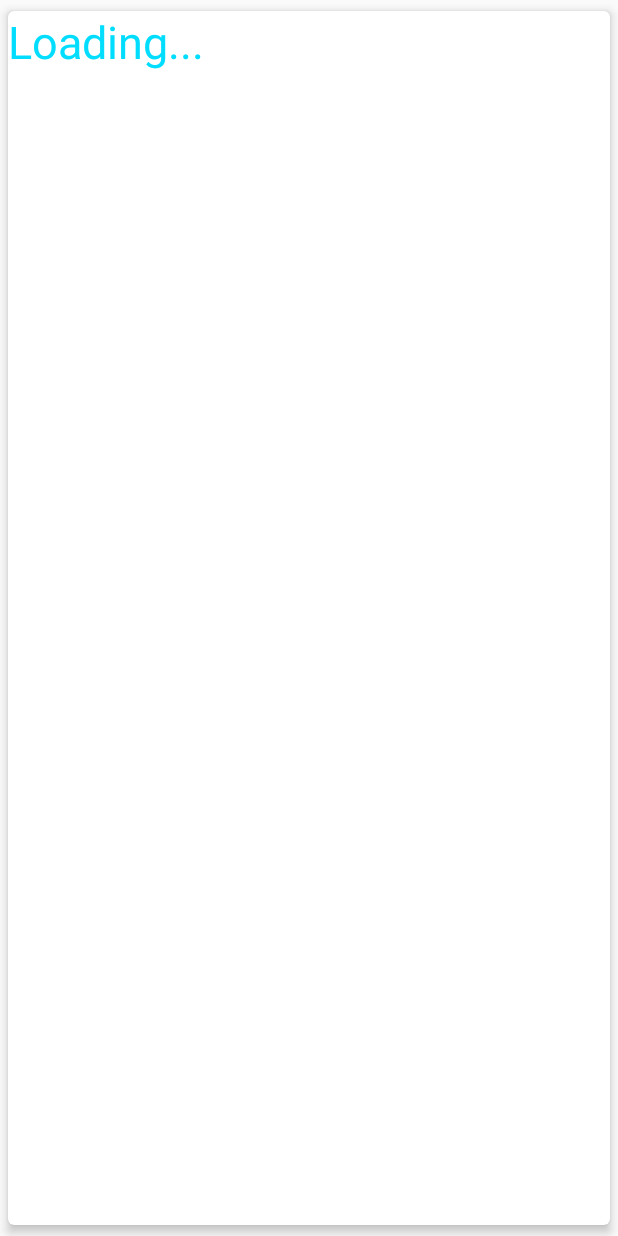
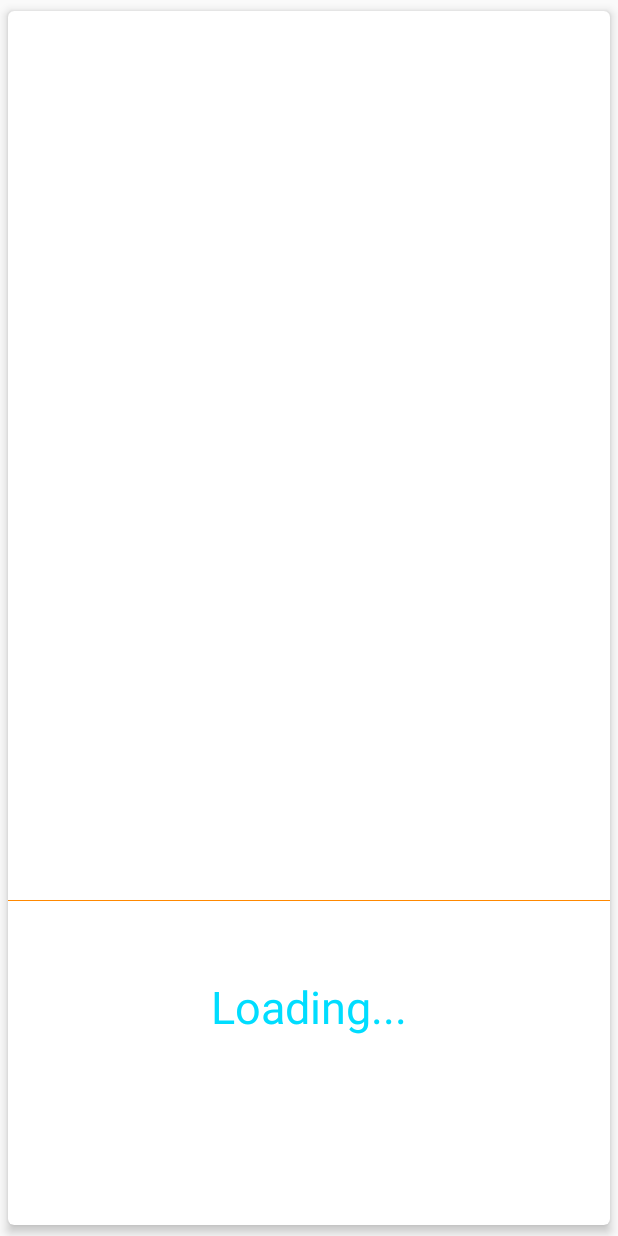
Before and after one commit to FBU-a3/convo, an Android app: the layout item_card.xml on its own in the app's theme, with its tools: preview values and no code run, on a phone screen of 412 x 824 dp. Run offline under Robolectric (Android 15) with nearby library versions, the phone set to English and light mode, and no system bars.

Commit message:
changed card layout to try adding pictures

```diff
--- a/app/src/main/java/a3/com/convo/activities/LoginActivity.java
+++ b/app/src/main/java/a3/com/convo/activities/LoginActivity.java
@@ -57,8 +57,12 @@ public class LoginActivity extends AppCompatActivity {
         query.findInBackground(new FindCallback<Page>() {
             @Override
             public void done(List<Page> objects, ParseException e) {
-                for (Page page: objects) {
-                    existingPages.put(page.getPageId(), page.getObjectId());
+                if (e == null) {
+                    for (Page page: objects) {
+                        existingPages.put(page.getPageId(), page.getObjectId());
+                    }
+                } else {
+                    e.printStackTrace();
                 }
             }
         });
--- a/app/src/main/java/a3/com/convo/adapters/CardAdapter.java
+++ b/app/src/main/java/a3/com/convo/adapters/CardAdapter.java
@@ -6,6 +6,7 @@ import android.view.LayoutInflater;
 import android.view.View;
 import android.view.ViewGroup;
 import android.widget.BaseAdapter;
+import android.widget.ImageView;
 import android.widget.TextView;
 
 import com.parse.GetCallback;
@@ -14,6 +15,7 @@ import com.parse.ParseQuery;
 
 import java.util.List;
 
+import a3.com.convo.GlideApp;
 import a3.com.convo.Models.Page;
 import a3.com.convo.R;
 
@@ -54,6 +56,7 @@ public class CardAdapter extends BaseAdapter {
         }
 
         final TextView tvTopic = (TextView) v.findViewById(R.id.tvTopic);
+        final ImageView ivCover = (ImageView) v.findViewById(R.id.ivCover);
 
         // get the page name associated with the id at that position in the array
         String objectId = getItem(i);
@@ -62,11 +65,14 @@ public class CardAdapter extends BaseAdapter {
         query.getInBackground(objectId, new GetCallback<Page>() {
             @Override
             public void done(Page object, ParseException e) {
-                Log.e("name error", object.toString());
                 if (e == null) {
                     tvTopic.setText(object.getName());
+
+                    // TODO: fix this, picture currently isn't showing up
+                    GlideApp.with(context).load(object.getCoverUrl()).into(ivCover);
                 }
                 else {
+                    Log.e("name error", object.toString());
                     e.printStackTrace();
                 }
             }
--- a/app/src/main/res/layout/item_card.xml
+++ b/app/src/main/res/layout/item_card.xml
@@ -15,15 +15,32 @@
         android:layout_width="match_parent"
         android:layout_height="match_parent">
 
+        <RelativeLayout
+            android:layout_width="match_parent"
+            android:layout_height="match_parent">
+
             <TextView
                 android:id="@+id/tvTopic"
                 android:layout_width="wrap_content"
                 android:layout_height="wrap_content"
-            android:layout_centerVertical="true"
+                android:layout_alignParentBottom="true"
                 android:layout_centerHorizontal="true"
+                android:layout_marginBottom="125dp"
                 android:text="Loading..."
                 android:textColor="@android:color/holo_blue_bright"
-            android:textSize="30sp" />
+                android:textSize="30sp"
+                tools:layout_editor_absoluteX="121dp"
+                tools:layout_editor_absoluteY="351dp" />
+
+            <ImageView
+                android:id="@+id/ivCover"
+                android:layout_width="match_parent"
+                android:layout_height="wrap_content"
+                card_view:srcCompat="@android:color/holo_orange_dark"
+                android:layout_above="@id/tvTopic"
+                android:layout_marginBottom="50dp"/>
+
+        </RelativeLayout>
 
     </LinearLayout>
 </android.support.v7.widget.CardView>
```
Also changed, not shown: app/src/main/java/a3/com/convo/fragments/GameFragment.java (+29 -1 lines). Lines whose indentation alone changed are shown as unchanged.
